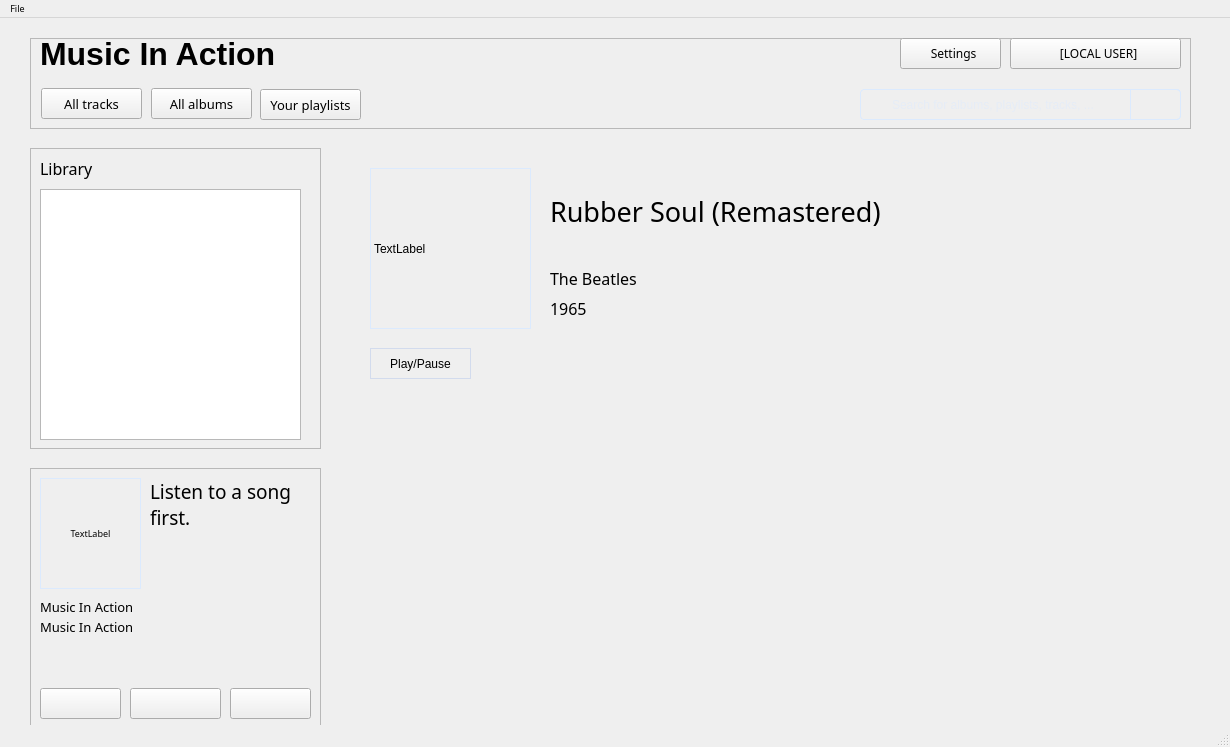
Qt form mainwindow.ui (AlexDev404/GUIFinalProject) before a commit.
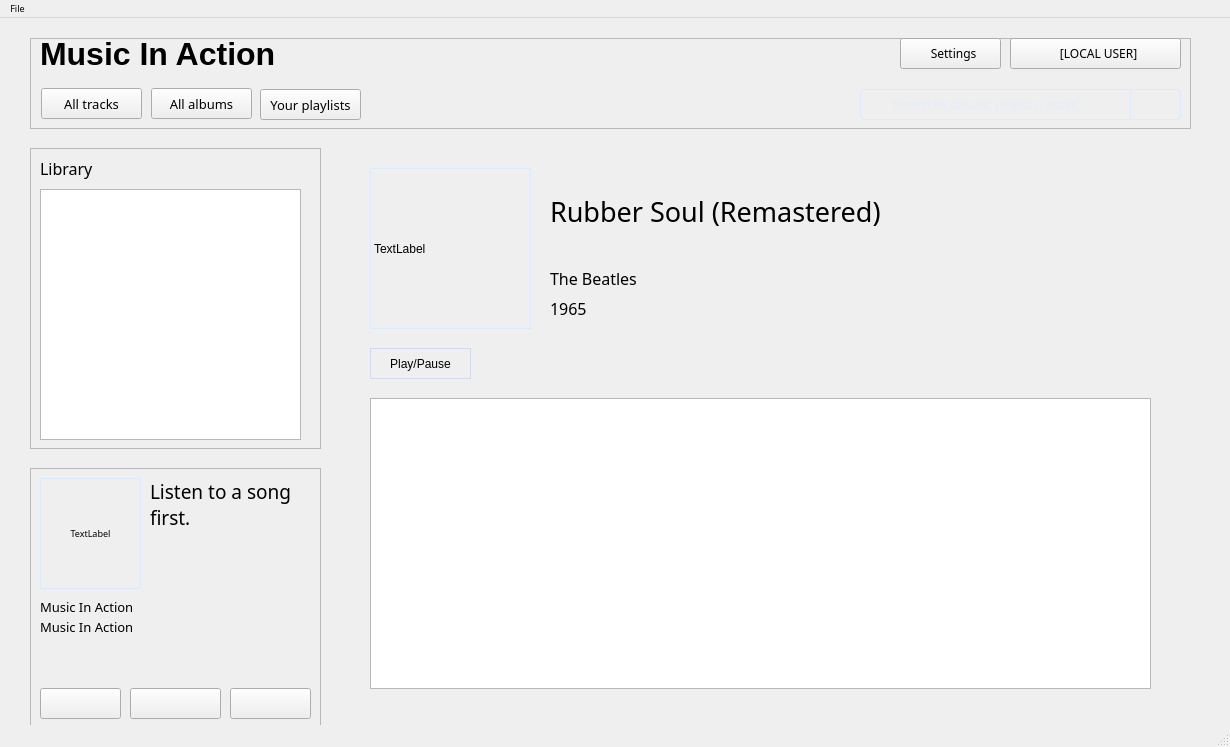
The same form after that commit. The open tabs and pages were chosen to show the change.

What changed in the file:
```diff
--- a/mainwindow.ui
+++ b/mainwindow.ui
@@ -173,6 +173,16 @@
        <string>Play/Pause</string>
       </property>
      </widget>
+     <widget class="QListView" name="playlistListView">
+      <property name="geometry">
+       <rect>
+        <x>20</x>
+        <y>250</y>
+        <width>781</width>
+        <height>291</height>
+       </rect>
+      </property>
+     </widget>
     </widget>
     <widget class="QWidget" name="formsPage">
      <widget class="QTabWidget" name="managementTab_fp">
```
Left out of the diff: 2 changed lines with no effect on the pictures.
